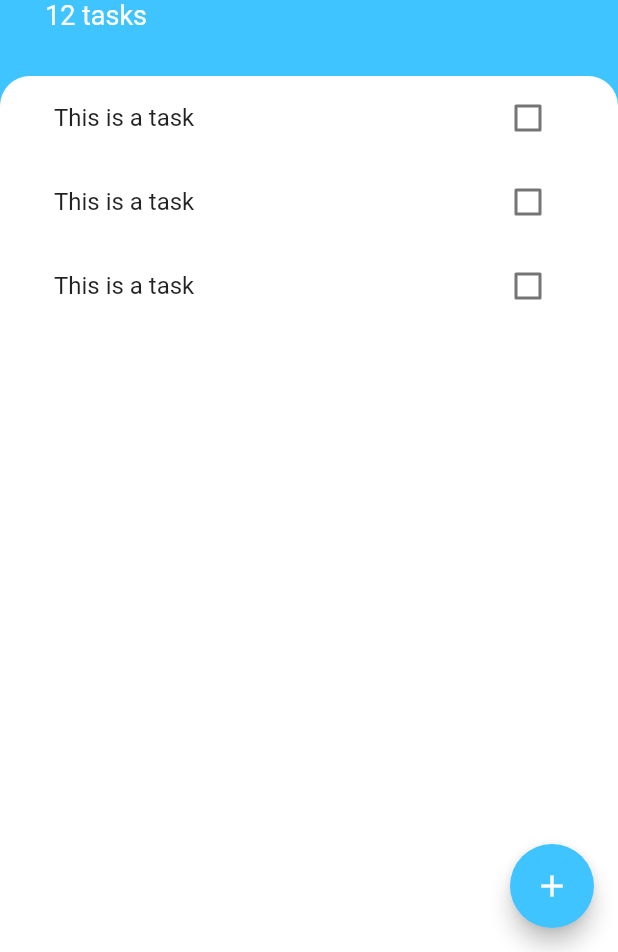
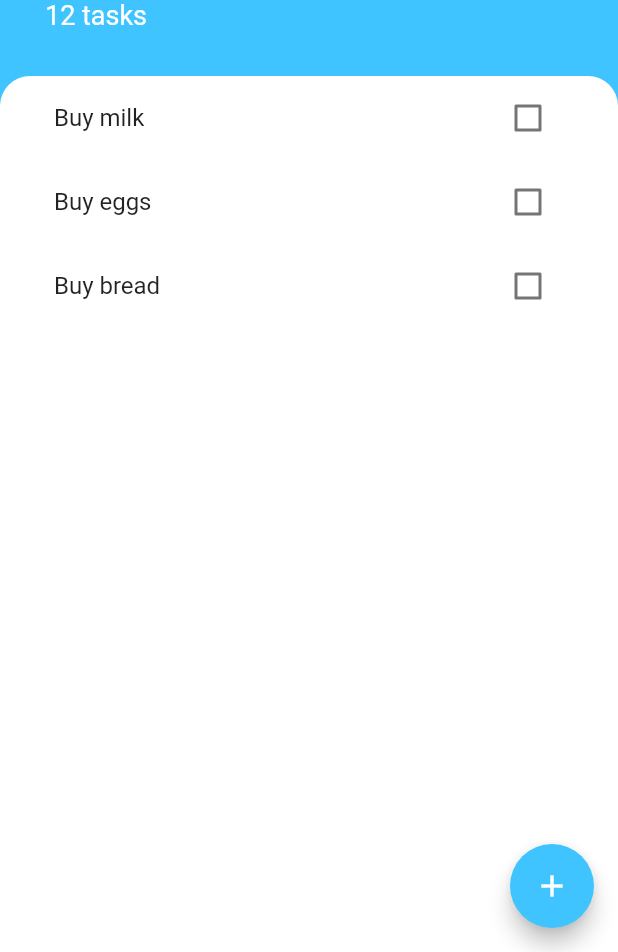
Before and after one commit to IrinaSemGB/flutter_todoey, a Flutter app: the screen it shows after launch, on a phone screen of 412 x 824 dp, the part 284-1236 px from its top. Run offline on Flutter 3.47's test engine with Material 2 defaults, Android fonts, the phone set to English and light mode, and no system bars.

Commit message:
Added Task class

```diff
--- /dev/null
+++ b/lib/models/task.dart
@@ -0,0 +1,14 @@
+class Task {
+
+  final String name;
+  bool isDone;
+
+  Task({
+    required this.name,
+    this.isDone = false,
+  });
+
+  void toggleDone() {
+    isDone = !isDone;
+  }
+}
--- a/lib/widgets/task_list.dart
+++ b/lib/widgets/task_list.dart
@@ -1,16 +1,36 @@
 import 'package:flutter/material.dart';
+import 'package:flutter_todoey/models/task.dart';
 import 'package:flutter_todoey/widgets/task_tile.dart';
 
-class TasksList extends StatelessWidget {
+class TasksList extends StatefulWidget {
+
+  @override
+  State<TasksList> createState() => _TasksListState();
+}
+
+class _TasksListState extends State<TasksList> {
+
+  List<Task> tasks = [
+    Task(name: 'Buy milk'),
+    Task(name: 'Buy eggs'),
+    Task(name: 'Buy bread'),
+  ];
 
   @override
   Widget build(BuildContext context) {
-    return ListView(
-      children: [
-        TaskTile(),
-        TaskTile(),
-        TaskTile(),
-      ],
+    return ListView.builder(
+      itemBuilder: (BuildContext context, int index) {
+        return TaskTile(
+          taskTitle: tasks[index].name,
+          isChecked: tasks[index].isDone,
+          checkboxCallback: (checkboxState) {
+            setState(() {
+              tasks[index].toggleDone();
+            });
+          },
+        );
+      },
+      itemCount: tasks.length,
     );
   }
 }
--- a/lib/widgets/task_tile.dart
+++ b/lib/widgets/task_tile.dart
@@ -1,52 +1,31 @@
 import 'package:flutter/material.dart';
 
-class TaskTile extends StatefulWidget {
+class TaskTile extends StatelessWidget {
 
-  @override
-  State<TaskTile> createState() => _TaskTileState();
-}
+  final String taskTitle;
+  final bool isChecked;
+  final Function(bool?) checkboxCallback;
 
-class _TaskTileState extends State<TaskTile> {
-
-  bool isChecked = false;
+  TaskTile({
+    required this.taskTitle,
+    required this.isChecked,
+    required this.checkboxCallback,
+  });
 
   @override
   Widget build(BuildContext context) {
     return ListTile(
       title: Text(
-        'This is a task',
+        taskTitle,
         style: TextStyle(
           decoration: isChecked ? TextDecoration.lineThrough : null,
         ),
       ),
-      trailing: TaskCheckbox(
-        checkboxState: isChecked,
-        toggleCheckboxState: (bool? checkboxState) {
-          setState(() {
-            isChecked = checkboxState ?? false;
-          });
-        },
+      trailing: Checkbox(
+        activeColor: Colors.lightBlueAccent,
+        value: isChecked,
+        onChanged: checkboxCallback,
       ),
     );
   }
 }
-
-class TaskCheckbox extends StatelessWidget {
-
-  final bool checkboxState;
-  final void Function(bool?) toggleCheckboxState;
-
-  TaskCheckbox({
-    required this.checkboxState,
-    required this.toggleCheckboxState,
-  });
-
-  @override
-  Widget build(BuildContext context) {
-    return Checkbox(
-      activeColor: Colors.lightBlueAccent,
-      value: checkboxState,
-      onChanged: toggleCheckboxState,
-    );
-  }
-}
```
